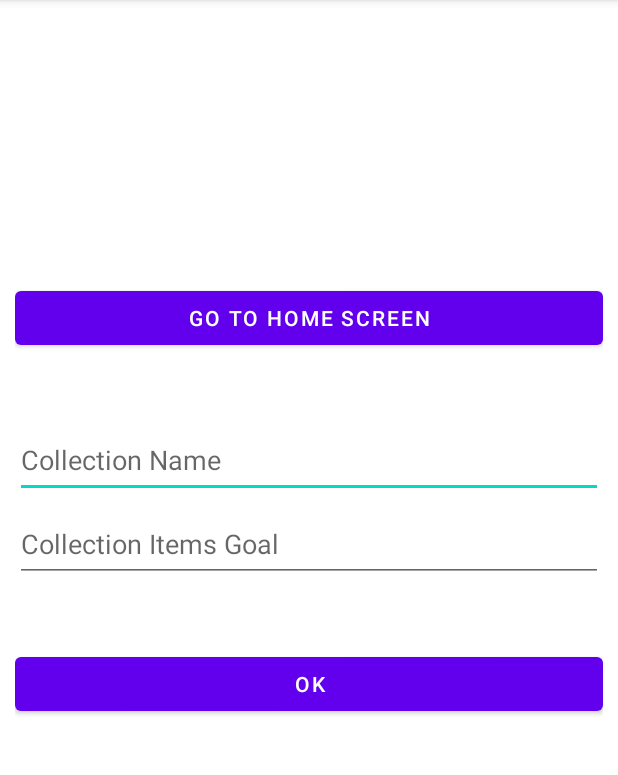
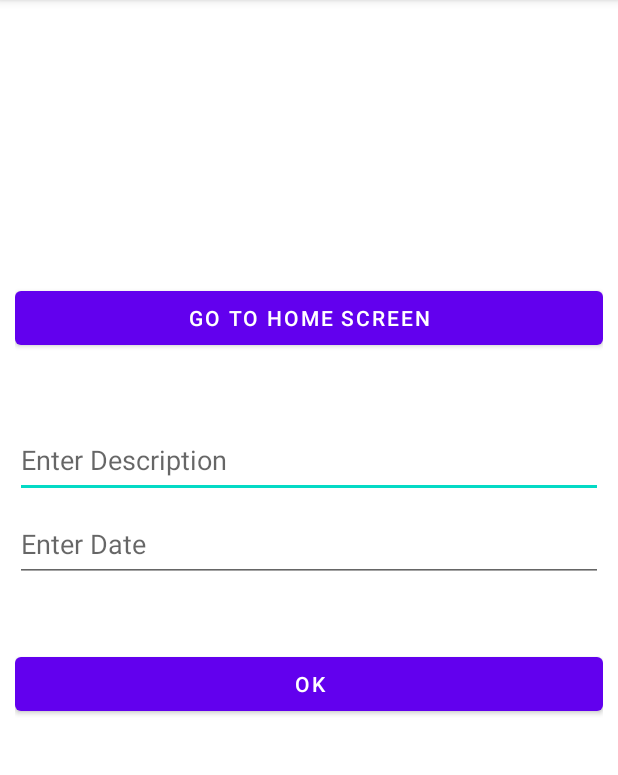
Before and after one commit to ObsidianF/OPSCpart2, an Android app: the AddItemActivity screen opened directly, with no data from a screen before it, on a phone screen of 412 x 824 dp, the part 84-859 px from its top. Run offline under Robolectric (Android 15) with nearby library versions, the phone set to English and light mode, and no system bars; our stand-ins replace Firebase (no records; nobody signed in at launch, a user with empty details on screens opened directly).

Commit message:
Add item to database. no filter for collections yet

```diff
--- a/app/src/main/AndroidManifest.xml
+++ b/app/src/main/AndroidManifest.xml
@@ -11,6 +11,9 @@
         android:roundIcon="@mipmap/ic_launcher_round"
         android:supportsRtl="true"
         android:theme="@style/Theme.OPSCpart2">
+        <activity
+            android:name=".AddItemActivity"
+            android:exported="false" />
         <activity
             android:name=".CollectionDetailActivity"
             android:exported="false" />
--- a/app/src/main/java/com/example/opscpart2/AddCollectionActivity.java
+++ b/app/src/main/java/com/example/opscpart2/AddItemActivity.java
@@ -9,44 +9,34 @@ import android.view.View;
 import android.widget.Button;
 import android.widget.EditText;
 
-import com.google.firebase.auth.FirebaseAuth;
 import com.google.firebase.database.DataSnapshot;
 import com.google.firebase.database.DatabaseError;
 import com.google.firebase.database.DatabaseReference;
 import com.google.firebase.database.FirebaseDatabase;
 import com.google.firebase.database.ValueEventListener;
 
-import java.util.Random;
-
-public class AddCollectionActivity extends AppCompatActivity {
+public class AddItemActivity extends AppCompatActivity {
 
     FirebaseDatabase database;
     DatabaseReference ref;
-    EditText collectionname,goal;
+    EditText description, dateText;
     int maxid = 0;
-    Collections_Items collectionsItems;
+    Items itemsToAdd;
     Button btn;
-
-
-
     private Button Home;
 
     @Override
     protected void onCreate(Bundle savedInstanceState) {
         super.onCreate(savedInstanceState);
-        setContentView(R.layout.activity_add_collection);
+        setContentView(R.layout.activity_add_item);
 
-        collectionname= findViewById(R.id.textName);
-        goal = findViewById(R.id.textGoal);
-        String uid = FirebaseAuth.getInstance().getCurrentUser().getUid();
-        final int min = 1;
-        final int max = 1000000000;
-        final int random = new Random().nextInt((max - min) + 1) + min;
-        String id = String.valueOf(random);
+        description = findViewById(R.id.textFiled1);
+        dateText = findViewById(R.id.textFiled2);
+
         btn = findViewById(R.id.btnStore);
 
-        collectionsItems = new Collections_Items();
-        ref = database.getInstance().getReference().child("Collection");
+        itemsToAdd = new Items();
+        ref = database.getInstance().getReference().child("Items");
 
         ref.addValueEventListener(new ValueEventListener() {
             @Override
@@ -66,22 +56,17 @@ public class AddCollectionActivity extends AppCompatActivity {
 
             }
 
+        });
 
-
-
-        });
 
         btn.setOnClickListener(new View.OnClickListener() {
             @Override
             public void onClick(View v) {
 
-            collectionsItems.setName(collectionname.getText().toString());
-            collectionsItems.setGoal(goal.getText().toString());
-            collectionsItems.setUid(uid);
-            collectionsItems.setId(id);
+                itemsToAdd.setDetails(description.getText().toString());
+                itemsToAdd.setDate(dateText.getText().toString());
 
-
-            ref.child(String.valueOf(maxid+1)).setValue(collectionsItems);
+                ref.child(String.valueOf(maxid+1)).setValue(itemsToAdd);
 
                 goHome();
 
@@ -90,8 +75,8 @@ public class AddCollectionActivity extends AppCompatActivity {
 
 
 
+
         Home = findViewById(R.id.btnHome);
-
         Home.setOnClickListener(new View.OnClickListener() {
             @Override
             public void onClick(View v) {
@@ -100,18 +85,13 @@ public class AddCollectionActivity extends AppCompatActivity {
         });
 
 
-
-
     }
-
-
 
 
     public void goHome(){
 
-        startActivity(new Intent(AddCollectionActivity.this, MainActivity.class));
+        startActivity(new Intent(AddItemActivity.this, MainActivity.class));
 
     }
 
-
 }
--- /dev/null
+++ b/app/src/main/java/com/example/opscpart2/Items.java
@@ -0,0 +1,30 @@
+package com.example.opscpart2;
+
+public class Items {
+
+    private String details;
+    private String date;
+
+    public Items(){}
+
+    public Items(String details, String date) {
+        this.details = details;
+        this.date = date;
+    }
+
+    public String getDetails() {
+        return details;
+    }
+
+    public void setDetails(String details) {
+        this.details = details;
+    }
+
+    public String getDate() {
+        return date;
+    }
+
+    public void setDate(String date) {
+        this.date = date;
+    }
+}
--- /dev/null
+++ b/app/src/main/res/layout/activity_add_item.xml
@@ -0,0 +1,45 @@
+<?xml version="1.0" encoding="utf-8"?>
+<RelativeLayout xmlns:android="http://schemas.android.com/apk/res/android"
+    xmlns:app="http://schemas.android.com/apk/res-auto"
+    xmlns:tools="http://schemas.android.com/tools"
+    android:layout_width="match_parent"
+    android:layout_height="match_parent"
+    tools:context=".MainActivity"
+    android:layout_margin="10dp">
+
+    <EditText
+        android:id="@+id/textFiled1"
+        android:layout_width="match_parent"
+        android:layout_height="50dp"
+        android:layout_above="@+id/btnHome"
+        android:layout_marginBottom="-144dp"
+        android:hint="Enter Description"
+        android:inputType="text" />
+
+    <EditText
+        android:id="@+id/textFiled2"
+        android:layout_width="match_parent"
+        android:layout_height="50dp"
+        android:layout_above="@+id/btnHome"
+        android:layout_marginBottom="-200dp"
+        android:hint="Enter Date"
+        android:inputType="text" />
+
+    <Button
+        android:id="@+id/btnHome"
+        android:layout_width="match_parent"
+        android:layout_height="wrap_content"
+        android:layout_alignParentBottom="true"
+        android:layout_marginBottom="522dp"
+        android:text="Go to Home screen" />
+
+    <Button
+        android:id="@+id/btnStore"
+        android:layout_width="match_parent"
+        android:layout_height="wrap_content"
+        android:layout_alignParentBottom="true"
+        android:layout_marginBottom="278dp"
+        android:text="OK" />
+
+
+</RelativeLayout>
--- a/app/src/main/res/layout/activity_collection_detail.xml
+++ b/app/src/main/res/layout/activity_collection_detail.xml
@@ -16,7 +16,7 @@
         android:layout_width="match_parent"
         android:layout_height="wrap_content"
         android:layout_alignParentBottom="true"
-        android:layout_marginTop="604dp"
+        android:layout_marginTop="548dp"
         android:text="Add data"
         app:layout_constraintTop_toTopOf="parent"
         tools:layout_editor_absoluteX="0dp" />
@@ -26,7 +26,7 @@
         android:layout_width="match_parent"
         android:layout_height="wrap_content"
         android:layout_alignParentBottom="true"
-        android:layout_marginTop="664dp"
+        android:layout_marginTop="608dp"
         android:text="Go to Home screen"
         app:layout_constraintTop_toTopOf="parent"
         tools:layout_editor_absoluteX="0dp" />
```
Also changed, not shown: app/src/main/java/com/example/opscpart2/CollectionDetailActivity.java (+19 -0 lines). Lines whose indentation alone changed are shown as unchanged.
